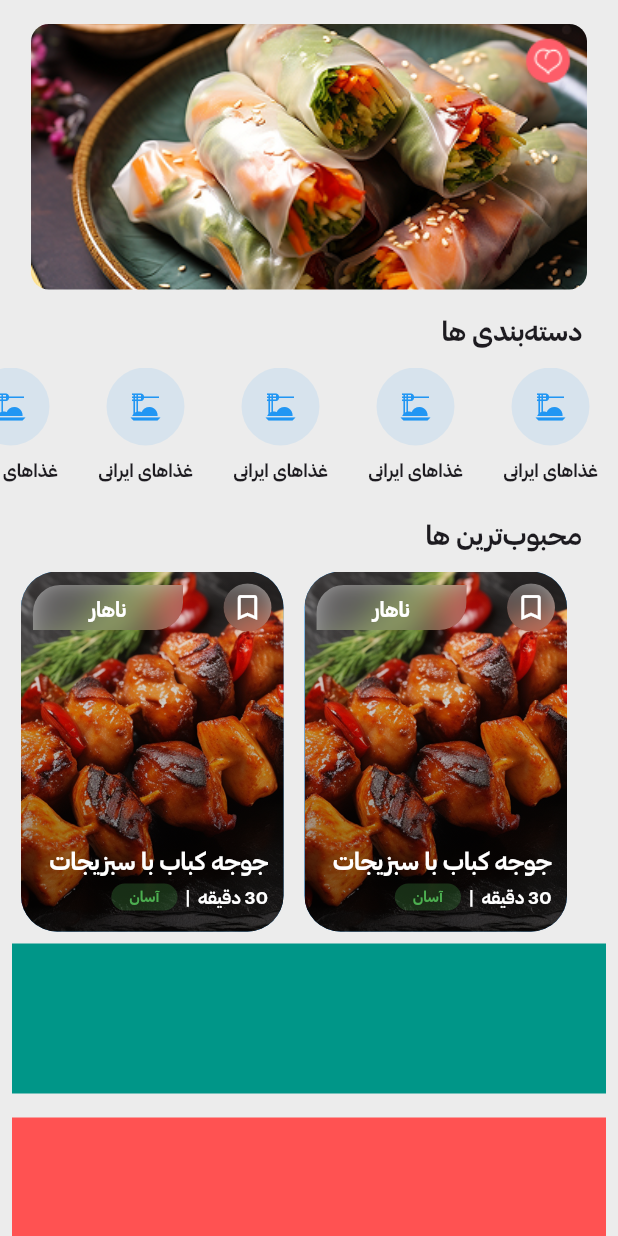
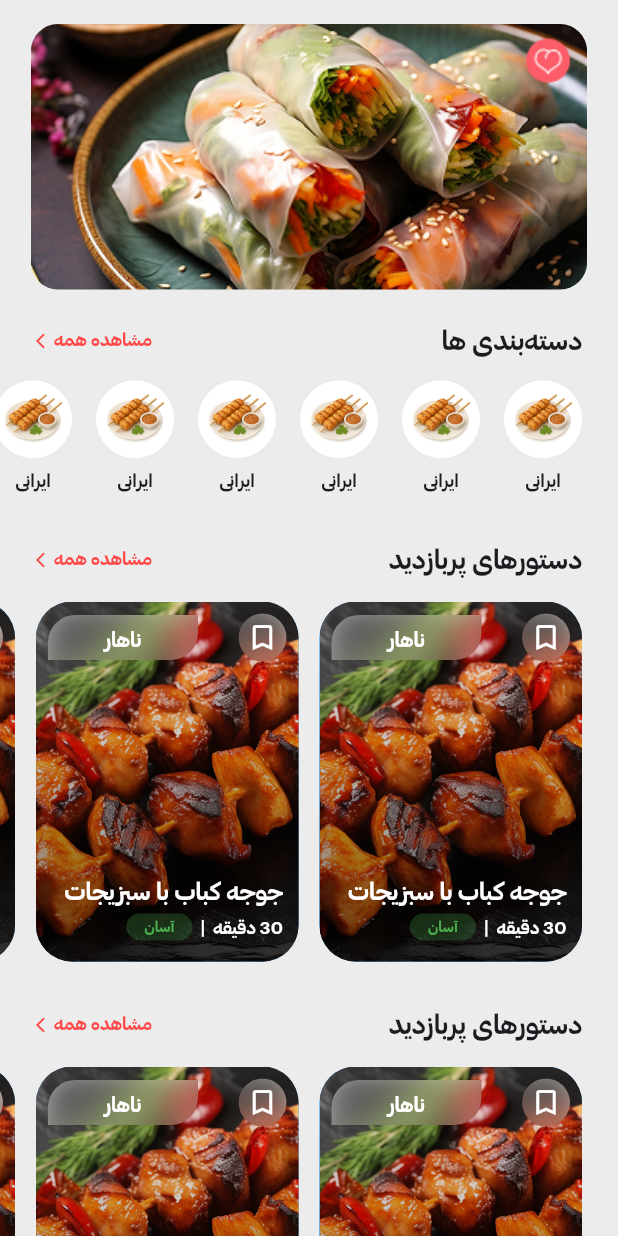
Before and after one commit to matinnajafi/mazeh_app, a Flutter app: the screen it shows after launch, on a phone screen of 412 x 824 dp. Run offline on Flutter 3.47's test engine with Material 3 defaults, Android fonts, the phone set to English and light mode, and no system bars; drawn by our look-alikes of carousel_slider; missing offline and left inert: fade_scroll_app_bar.

Commit message:
Enhance home screen UI components for better readability

```diff
--- a/lib/screens/home_screen.dart
+++ b/lib/screens/home_screen.dart
@@ -39,50 +39,21 @@ class _HomeScreenState extends State<HomeScreen> {
             // Here goes the slivers(banners, lists, grids and etc)
             SliverPadding(padding: EdgeInsets.only(top: 16)),
             SliverToBoxAdapter(child: const BannerSlider()),
-            SliverPadding(padding: EdgeInsets.only(top: 10)),
+            SliverPadding(padding: EdgeInsets.only(top: 16)),
             SliverToBoxAdapter(child: const CategoryTitle()),
             SliverToBoxAdapter(child: const CategorySelector()),
-            SliverPadding(padding: EdgeInsets.only(top: 14)),
+            SliverPadding(padding: EdgeInsets.only(top: 16)),
             SliverToBoxAdapter(child: const RecipeListTitle()),
+            SliverPadding(padding: EdgeInsets.only(top: 4)),
             SliverToBoxAdapter(child: const RecipeList()),
-            SliverToBoxAdapter(
-              child: Container(
-                margin: EdgeInsets.all(8),
-                height: 100,
-                color: Colors.teal,
-              ),
-            ),
-            SliverToBoxAdapter(
-              child: Container(
-                margin: EdgeInsets.all(8),
-                height: 100,
-                color: Colors.redAccent,
-              ),
-            ),
+            SliverPadding(padding: EdgeInsets.only(top: 16)),
+            SliverToBoxAdapter(child: const RecipeListTitle()),
+            SliverPadding(padding: EdgeInsets.only(top: 4)),
+            SliverToBoxAdapter(child: const RecipeList()),
+            SliverPadding(padding: EdgeInsets.only(top: 120)),
           ],
         ),
       ),
     );
   }
 }
-
-class RecipeList extends StatelessWidget {
-  const RecipeList({super.key});
-
-  @override
-  Widget build(BuildContext context) {
-    return Padding(
-      padding: const EdgeInsets.only(right: 24),
-      child: SizedBox(
-        height: 240,
-        child: ListView.builder(
-          scrollDirection: Axis.horizontal,
-          itemCount: 8,
-          itemBuilder: (context, index) {
-            return RecipeCardWidget();
-          },
-        ),
-      ),
-    );
-  }
-}
--- a/lib/widgets/banner_slider.dart
+++ b/lib/widgets/banner_slider.dart
@@ -26,7 +26,7 @@ class _BannerSliderState extends State<BannerSlider> {
               width: double.infinity,
               child: Container(
                 decoration: BoxDecoration(
-                  borderRadius: BorderRadius.circular(12),
+                  borderRadius: BorderRadius.circular(18),
                   image: DecorationImage(
                     image: AssetImage('images/banner$index.png'),
                     fit: BoxFit.cover,
--- a/lib/widgets/category_widget.dart
+++ b/lib/widgets/category_widget.dart
@@ -1,4 +1,5 @@
 import 'package:flutter/material.dart';
+import 'package:mazeh_app/constants/app_color.dart';
 
 class CategorySelector extends StatelessWidget {
   const CategorySelector({super.key});
@@ -9,43 +10,60 @@ class CategorySelector extends StatelessWidget {
       textDirection: TextDirection.rtl,
       child: SizedBox(
         height: 80,
+        child: Padding(
+          padding: const EdgeInsets.only(right: 24.0),
           child: ListView.builder(
             scrollDirection: Axis.horizontal,
-          itemCount: 6,
+            itemCount: 12,
             itemBuilder: (context, index) {
+              return CategoryItemChip();
+            },
+            shrinkWrap: true,
+          ),
+        ),
+      ),
+    );
+  }
+}
+
+class CategoryItemChip extends StatelessWidget {
+  const CategoryItemChip({super.key});
+
+  @override
+  Widget build(BuildContext context) {
     return Padding(
-              padding: const EdgeInsets.symmetric(horizontal: 8.0),
-              child: SizedBox(
-                width: 74,
+      padding: const EdgeInsets.only(left: 16.0),
       child: Column(
+        mainAxisAlignment: MainAxisAlignment.center,
         children: [
           Container(
             height: 52,
             width: 52,
             decoration: ShapeDecoration(
+              shadows: [
+                BoxShadow(
+                  blurRadius: 12,
+                  spreadRadius: -16,
+                  color: Colors.black,
+                ),
+              ],
               shape: CircleBorder(),
-                        color: Colors.blue.withOpacity(0.1),
+              color: Colors.white,
             ),
             child: Center(
-                        child: const Icon(
-                          Icons.dinner_dining,
-                          color: Colors.blue,
+              child: Padding(
+                padding: const EdgeInsets.all(4.0),
+                child: Image.asset('images/kebab.png'),
               ),
             ),
           ),
-                    const SizedBox(height: 8),
+          const SizedBox(height: 6.0),
           const Text(
             overflow: TextOverflow.ellipsis,
-                      'غذاهای ایرانی',
+            'ایرانی',
             style: TextStyle(fontFamily: 'CSB', fontSize: 12),
           ),
         ],
-                ),
-              ),
-            );
-          },
-          shrinkWrap: true,
-        ),
       ),
     );
   }
@@ -57,11 +75,28 @@ class CategoryTitle extends StatelessWidget {
   @override
   Widget build(BuildContext context) {
     return const Padding(
-      padding: EdgeInsets.only(right: 24.0, bottom: 12.0, top: 4.0),
-      child: Text(
+      padding: EdgeInsets.only(right: 24.0, left: 24, bottom: 12.0, top: 4.0),
+      child: Row(
+        crossAxisAlignment: CrossAxisAlignment.center,
+        children: [
+          Padding(
+            padding: EdgeInsets.only(top: 3.0),
+            child: Icon(Icons.arrow_back_ios, size: 12, color: AppColor.red),
+          ),
+          Text(
+            'مشاهده همه',
+            style: TextStyle(
+              fontSize: 12,
+              fontFamily: 'CSB',
+              color: AppColor.red,
+            ),
+          ),
+          Spacer(),
+          Text(
             'دسته‌بندی ها',
-        textAlign: TextAlign.right,
             style: TextStyle(fontSize: 18, fontFamily: 'CSB'),
+          ),
+        ],
       ),
     );
   }
--- a/lib/widgets/recipe_card_widget.dart
+++ b/lib/widgets/recipe_card_widget.dart
@@ -1,6 +1,31 @@
 import 'dart:ui';
 
 import 'package:flutter/material.dart';
+import 'package:mazeh_app/constants/app_color.dart';
+
+class RecipeList extends StatelessWidget {
+  const RecipeList({super.key});
+
+  @override
+  Widget build(BuildContext context) {
+    return Padding(
+      padding: const EdgeInsets.only(right: 24),
+      child: SizedBox(
+        height: 240,
+        child: Directionality(
+          textDirection: TextDirection.rtl,
+          child: ListView.builder(
+            scrollDirection: Axis.horizontal,
+            itemCount: 8,
+            itemBuilder: (context, index) {
+              return RecipeCardWidget();
+            },
+          ),
+        ),
+      ),
+    );
+  }
+}
 
 class RecipeCardWidget extends StatelessWidget {
   const RecipeCardWidget({super.key});
@@ -39,7 +64,7 @@ class _Footer extends StatelessWidget {
       padding: const EdgeInsets.only(right: 10, left: 10, bottom: 14),
       child: Column(
         mainAxisAlignment: MainAxisAlignment.start,
-        crossAxisAlignment: CrossAxisAlignment.end,
+        crossAxisAlignment: CrossAxisAlignment.start,
         children: [
           const Text(
             'جوجه کباب با سبزیجات',
@@ -51,31 +76,8 @@ class _Footer extends StatelessWidget {
           ),
           const SizedBox(height: 4),
           Row(
-            mainAxisAlignment: MainAxisAlignment.end,
+            mainAxisAlignment: MainAxisAlignment.start,
             children: [
-              Container(
-                padding: const EdgeInsets.only(
-                  top: 1,
-                  bottom: 3,
-                  left: 12,
-                  right: 12,
-                ),
-                decoration: BoxDecoration(
-                  color: Colors.green.withOpacity(0.25),
-                  borderRadius: BorderRadius.circular(12),
-                ),
-                child: const Text(
-                  'آسان',
-                  style: TextStyle(
-                    fontFamily: 'CSB',
-                    color: Colors.green,
-                    fontSize: 10, // خواناتر
-                    fontWeight:
-                        FontWeight.w500, // کمی ضخیم‌تر برای حرفه‌ای بودن
-                  ),
-                  textAlign: TextAlign.center,
-                ),
-              ),
               const Text.rich(
                 TextSpan(
                   children: [
@@ -107,6 +109,28 @@ class _Footer extends StatelessWidget {
                 ),
                 textDirection: TextDirection.rtl,
               ),
+              Container(
+                padding: const EdgeInsets.only(
+                  top: 1,
+                  bottom: 3,
+                  left: 12,
+                  right: 12,
+                ),
+                decoration: BoxDecoration(
+                  color: Colors.green.withOpacity(0.25),
+                  borderRadius: BorderRadius.circular(12),
+                ),
+                child: const Text(
+                  'آسان',
+                  style: TextStyle(
+                    fontFamily: 'CSB',
+                    color: Colors.green,
+                    fontSize: 10,
+                    fontWeight: FontWeight.w500,
+                  ),
+                  textAlign: TextAlign.center,
+                ),
+              ),
             ],
           ),
         ],
@@ -125,6 +149,26 @@ class _Header extends StatelessWidget {
       padding: const EdgeInsets.symmetric(horizontal: 8, vertical: 8),
       child: Row(
         children: [
+          ClipOval(
+            child: BackdropFilter(
+              filter: ImageFilter.blur(sigmaX: 10, sigmaY: 10),
+              child: Container(
+                decoration: BoxDecoration(
+                  shape: BoxShape.circle,
+                  color: Colors.white.withOpacity(0.2),
+                ),
+                child: const Padding(
+                  padding: EdgeInsets.all(5.0),
+                  child: Icon(
+                    Icons.bookmark_border,
+                    color: Colors.white,
+                    size: 22,
+                  ),
+                ),
+              ),
+            ),
+          ),
+          const Spacer(),
           ClipRRect(
             borderRadius: const BorderRadius.only(
               topLeft: Radius.circular(18),
@@ -146,26 +190,6 @@ class _Header extends StatelessWidget {
                   child: Text(
                     'ناهار',
                     style: TextStyle(fontFamily: 'CSB', color: Colors.white),
-                  ),
-                ),
-              ),
-            ),
-          ),
-          const Spacer(),
-          ClipOval(
-            child: BackdropFilter(
-              filter: ImageFilter.blur(sigmaX: 10, sigmaY: 10),
-              child: Container(
-                decoration: BoxDecoration(
-                  shape: BoxShape.circle,
-                  color: Colors.white.withOpacity(0.2),
-                ),
-                child: const Padding(
-                  padding: EdgeInsets.all(5.0),
-                  child: Icon(
-                    Icons.bookmark_border,
-                    color: Colors.white,
-                    size: 22,
                   ),
                 ),
               ),
@@ -201,11 +225,28 @@ class RecipeListTitle extends StatelessWidget {
   @override
   Widget build(BuildContext context) {
     return const Padding(
-      padding: EdgeInsets.only(right: 24.0, bottom: 12.0, top: 4.0),
-      child: Text(
-        'محبوب‌ترین‌ ها',
-        textAlign: TextAlign.right,
-        style: TextStyle(fontSize: 18, fontFamily: 'CSB'),
+      padding: EdgeInsets.symmetric(horizontal: 24.0, vertical: 12.0),
+      child: Row(
+        crossAxisAlignment: CrossAxisAlignment.center,
+        children: [
+          Padding(
+            padding: EdgeInsets.only(top: 3.0),
+            child: Icon(Icons.arrow_back_ios, size: 12, color: AppColor.red),
+          ),
+          Text(
+            'مشاهده همه',
+            style: TextStyle(
+              fontSize: 12,
+              fontFamily: 'CSB',
+              color: AppColor.red,
+            ),
+          ),
+          Spacer(),
+          Text(
+            'دستورهای پربازدید',
+            style: TextStyle(fontSize: 18, fontFamily: 'CSB'),
+          ),
+        ],
       ),
     );
   }
```
Also changed, not shown: images/kebab.png (added). Lines whose indentation alone changed are shown as unchanged.
